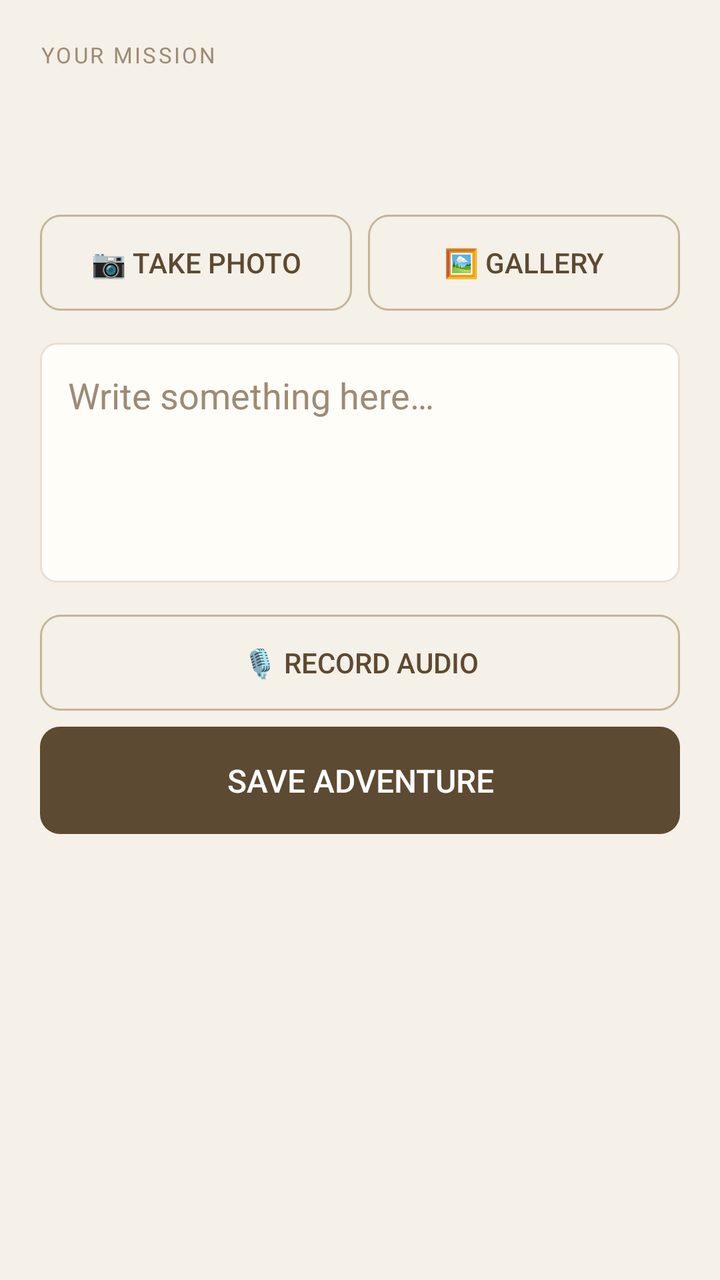
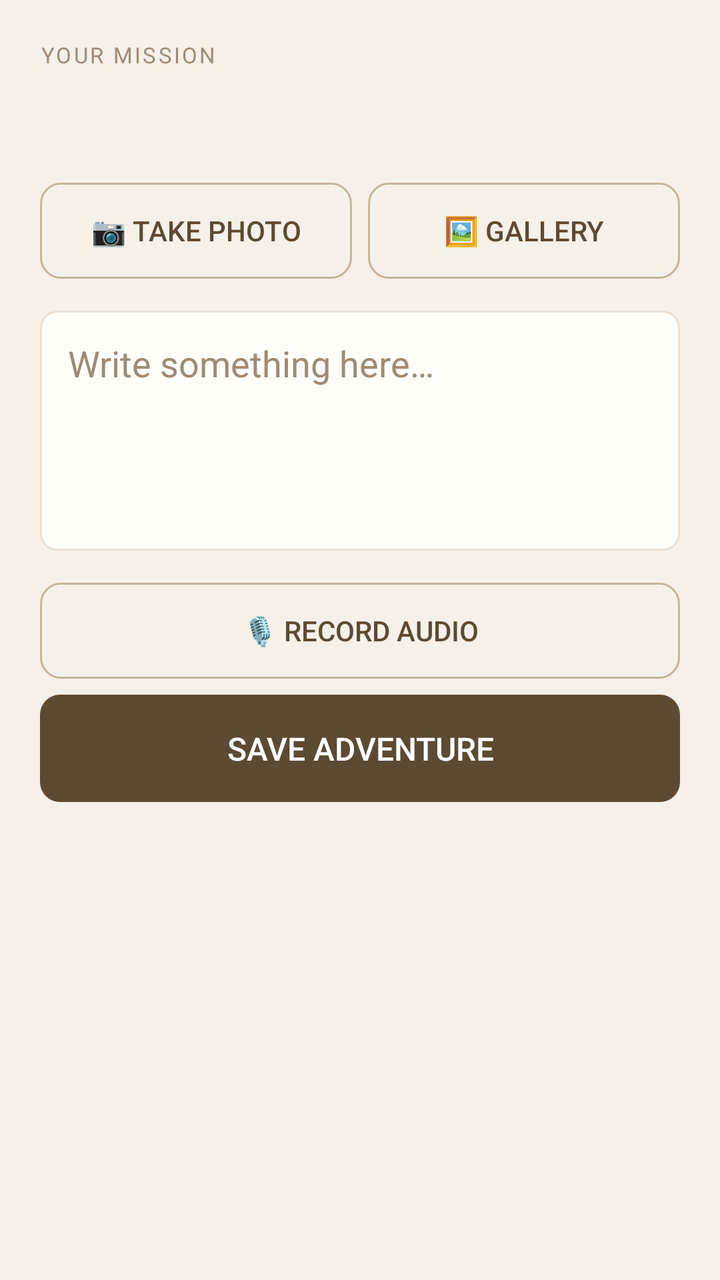

The first picture is an Android layout as it rendered before a commit; the second is the same layout after the commit. The layout source and the unified diff follow.
<!-- AndroidManifest.xml: application theme AppTheme -->
<!-- res/layout/activity_complete.xml -->
<?xml version="1.0" encoding="utf-8"?>
<ScrollView xmlns:android="http://schemas.android.com/apk/res/android"
    android:layout_width="match_parent"
    android:layout_height="match_parent"
    android:background="@color/background">

    <LinearLayout
        android:layout_width="match_parent"
        android:layout_height="wrap_content"
        android:orientation="vertical"
        android:padding="20dp">

        
        <TextView
            android:layout_width="wrap_content"
            android:layout_height="wrap_content"
            android:text="@string/label_your_mission"
            android:textSize="11sp"
            android:textColor="@color/text_secondary"
            android:textAllCaps="true"
            android:letterSpacing="0.1"
            android:layout_marginBottom="4dp" />

        <TextView
            android:id="@+id/text_mission_label"
            android:layout_width="wrap_content"
            android:layout_height="wrap_content"
            android:textSize="12sp"
            android:textColor="@color/accent"
            android:layout_marginBottom="6dp" />

        <TextView
            android:id="@+id/text_mission"
            android:layout_width="match_parent"
            android:layout_height="wrap_content"
            android:textSize="17sp"
            android:fontFamily="serif"
            android:textColor="@color/text_primary"
            android:lineSpacingMultiplier="1.45"
            android:layout_marginBottom="24dp" />

        
        <ImageView
            android:id="@+id/img_photo_preview"
            android:layout_width="match_parent"
            android:layout_height="220dp"
            android:scaleType="centerCrop"
            android:visibility="gone"
            android:layout_marginBottom="12dp" />

        
        <LinearLayout
            android:layout_width="match_parent"
            android:layout_height="wrap_content"
            android:orientation="horizontal"
            android:layout_marginBottom="16dp">

            <Button
                android:id="@+id/btn_take_photo"
                android:layout_width="0dp"
                android:layout_height="wrap_content"
                android:layout_weight="1"
                android:text="@string/btn_take_photo"
                android:textColor="@color/primary"
                android:background="@drawable/bg_btn_secondary"
                android:stateListAnimator="@null"
                android:layout_marginEnd="8dp"
                android:padding="12dp" />

            <Button
                android:id="@+id/btn_pick_photo"
                android:layout_width="0dp"
                android:layout_height="wrap_content"
                android:layout_weight="1"
                android:text="@string/btn_pick_photo"
                android:textColor="@color/primary"
                android:background="@drawable/bg_btn_secondary"
                android:stateListAnimator="@null"
                android:padding="12dp" />

        </LinearLayout>

        
        <EditText
            android:id="@+id/edit_text_entry"
            android:layout_width="match_parent"
            android:layout_height="120dp"
            android:hint="@string/hint_text_entry"
            android:background="@drawable/bg_card"
            android:padding="14dp"
            android:textColor="@color/text_primary"
            android:textColorHint="@color/text_secondary"
            android:gravity="top|start"
            android:inputType="textMultiLine|textCapSentences"
            android:layout_marginBottom="16dp" />

        
        <Button
            android:id="@+id/btn_record_audio"
            android:layout_width="match_parent"
            android:layout_height="wrap_content"
            android:text="@string/btn_record_audio"
            android:textColor="@color/primary"
            android:background="@drawable/bg_btn_secondary"
            android:stateListAnimator="@null"
            android:padding="12dp"
            android:layout_marginBottom="8dp" />

        <TextView
            android:id="@+id/text_audio_status"
            android:layout_width="wrap_content"
            android:layout_height="wrap_content"
            android:textColor="@color/accent"
            android:textSize="13sp"
            android:visibility="gone"
            android:layout_marginBottom="24dp" />

        
        <Button
            android:id="@+id/btn_save"
            android:layout_width="match_parent"
            android:layout_height="wrap_content"
            android:text="@string/btn_save"
            android:textColor="@color/on_primary"
            android:textSize="16sp"
            android:background="@drawable/bg_btn_primary"
            android:stateListAnimator="@null"
            android:padding="16dp" />

    </LinearLayout>
</ScrollView>
<!-- resources referenced by this layout -->
<resources>
  <color name="accent">#8B6D47</color>
  <color name="background">#F5F0E8</color>
  <color name="on_primary">#FFFFFF</color>
  <color name="primary">#5C4A32</color>
  <color name="text_primary">#2D2420</color>
  <color name="text_secondary">#9E8B75</color>
  <!-- drawable bg_btn_primary (drawable) -->
  <?xml version="1.0" encoding="utf-8"?>
  <shape xmlns:android="http://schemas.android.com/apk/res/android"
      android:shape="rectangle">
      <solid android:color="@color/primary" />
      <corners android:radius="10dp" />
  </shape>
  <!-- drawable bg_btn_secondary (drawable) -->
  <?xml version="1.0" encoding="utf-8"?>
  <shape xmlns:android="http://schemas.android.com/apk/res/android"
      android:shape="rectangle">
      <solid android:color="@android:color/transparent" />
      <stroke android:width="1dp" android:color="@color/btn_secondary_stroke" />
      <corners android:radius="10dp" />
  </shape>
  <!-- drawable bg_card (drawable) -->
  <?xml version="1.0" encoding="utf-8"?>
  <shape xmlns:android="http://schemas.android.com/apk/res/android"
      android:shape="rectangle">
      <solid android:color="@color/surface" />
      <corners android:radius="8dp" />
      <stroke android:width="1dp" android:color="@color/divider" />
  </shape>
  <string name="btn_pick_photo">\uD83D\uDDBC  Gallery</string>
  <string name="btn_record_audio">\uD83C\uDF99  Record Audio</string>
  <string name="btn_save">Save Adventure</string>
  <string name="btn_take_photo">\uD83D\uDCF7  Take Photo</string>
  <string name="hint_text_entry">Write something here\u2026</string>
  <string name="label_your_mission">Your mission</string>
  <style name="AppTheme" parent="android:Theme.Material.Light.NoActionBar">
          <item name="android:colorPrimary">@color/primary</item>
          <item name="android:colorAccent">@color/accent</item>
          <item name="android:windowBackground">@color/background</item>
          <item name="android:statusBarColor">@color/background</item>
          <item name="android:navigationBarColor">@color/background</item>
      </style>
  <color name="btn_secondary_stroke">#C4B49A</color>
  <color name="surface">#FFFDF8</color>
  <color name="divider">#E8E0D4</color>
</resources>

<!-- the commit's change to res/layout/activity_complete.xml (unified diff, before → after) -->
@@ -37,7 +37,18 @@
             android:fontFamily="serif"
             android:textColor="@color/text_primary"
             android:lineSpacingMultiplier="1.45"
-            android:layout_marginBottom="24dp" />
+            android:layout_marginBottom="8dp" />
+
+        <TextView
+            android:id="@+id/text_constraint"
+            android:layout_width="match_parent"
+            android:layout_height="wrap_content"
+            android:textSize="13sp"
+            android:textStyle="italic"
+            android:textColor="@color/text_secondary"
+            android:lineSpacingMultiplier="1.4"
+            android:visibility="gone"
+            android:layout_marginBottom="20dp" />
 
         
         <ImageView
